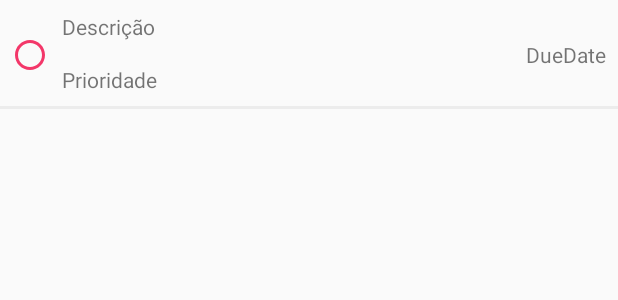
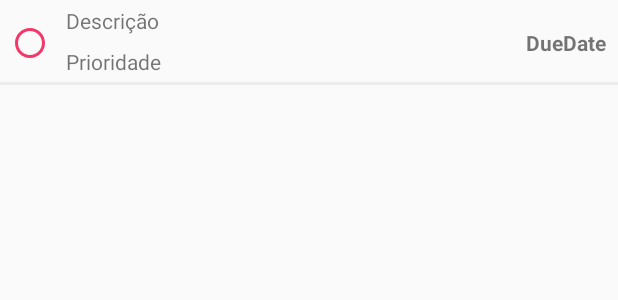
Before and after one commit to brunofrediani/taskapp, an Android app: the layout item_task_list.xml on its own in the app's theme, with its tools: preview values and no code run, on a phone screen of 412 x 824 dp. Shown: the top 300 px of the screen. Run offline under Robolectric (Android 15) with nearby library versions, the phone set to English and light mode, and no system bars; network calls fail.

Commit message:
Layout - Listagem de tarefas

```diff
--- a/app/src/main/java/com/bruno/tasks/view/viewholder/TaskViewHolder.java
+++ b/app/src/main/java/com/bruno/tasks/view/viewholder/TaskViewHolder.java
@@ -2,6 +2,7 @@ package com.bruno.tasks.view.viewholder;
 
 import android.app.AlertDialog;
 import android.content.DialogInterface;
+import android.graphics.Color;
 import android.view.View;
 import android.widget.ImageView;
 import android.widget.TextView;
@@ -56,8 +57,10 @@ public class TaskViewHolder extends RecyclerView.ViewHolder {
 
         if (task.isComplete()){
             this.mImageComplete.setImageResource(R.drawable.ic_done);
+            this.mTextDescription.setTextColor(Color.GRAY);
         } else {
             this.mImageComplete.setImageResource(R.drawable.ic_todo);
+            this.mTextDescription.setTextColor(Color.BLACK);
         }
 
         this.mTextDescription.setOnClickListener(new View.OnClickListener() {
--- a/app/src/main/res/layout/item_task_list.xml
+++ b/app/src/main/res/layout/item_task_list.xml
@@ -9,8 +9,7 @@
         android:id="@+id/image_complete"
         android:layout_width="wrap_content"
         android:layout_height="wrap_content"
-        android:paddingStart="8dp"
-        android:paddingEnd="1dp"
+        android:padding="8dp"
         android:contentDescription="@string/task_status_icon"
         android:src="@drawable/ic_todo"
         app:layout_constraintLeft_toLeftOf="parent"
@@ -19,7 +18,7 @@
 
     <TextView
         android:id="@+id/text_description"
-        android:padding="8dp"
+        android:padding="4dp"
         app:layout_constraintTop_toTopOf="parent"
         app:layout_constraintLeft_toRightOf="@id/image_complete"
         android:layout_width="wrap_content"
@@ -28,7 +27,7 @@
 
     <TextView
         android:id="@+id/text_priority"
-        android:padding="8dp"
+        android:padding="4dp"
         app:layout_constraintTop_toBottomOf="@id/text_description"
         app:layout_constraintLeft_toRightOf="@id/image_complete"
         android:layout_width="wrap_content"
@@ -44,7 +43,8 @@
         android:layout_width="wrap_content"
         android:layout_height="wrap_content"
         android:text="DueDate"
-        tools:ignore="HardcodedText" />
+        tools:ignore="HardcodedText"
+        android:textStyle="bold"/>
      <View
          android:layout_width="match_parent"
          android:layout_height="2dp"
```
